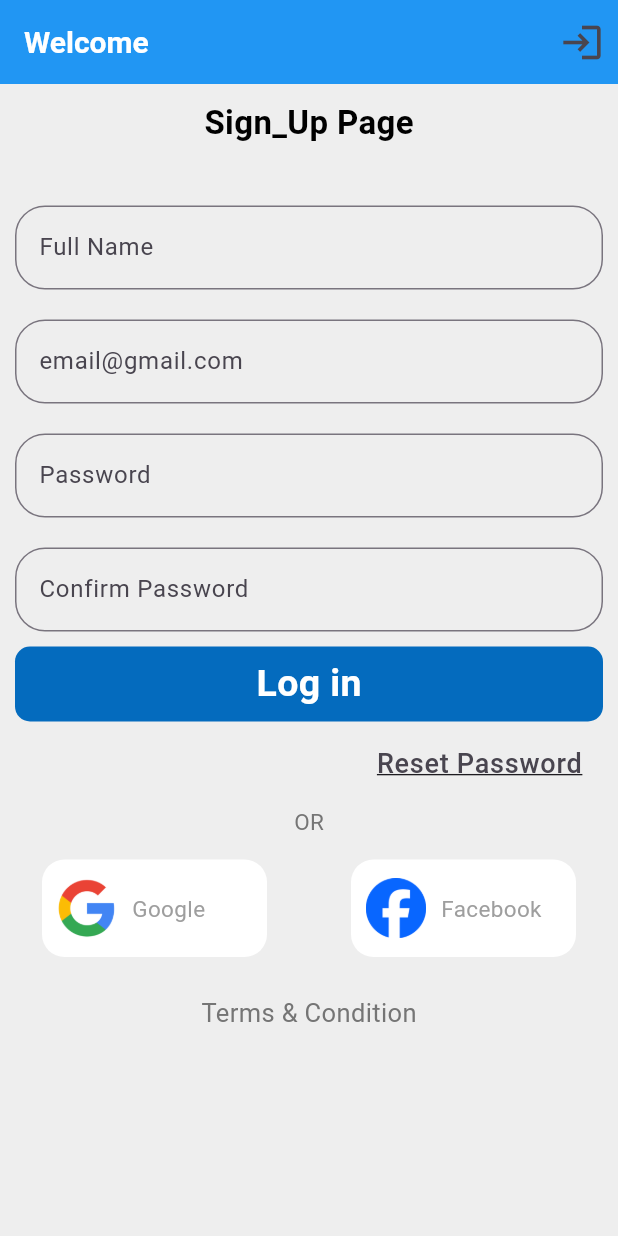
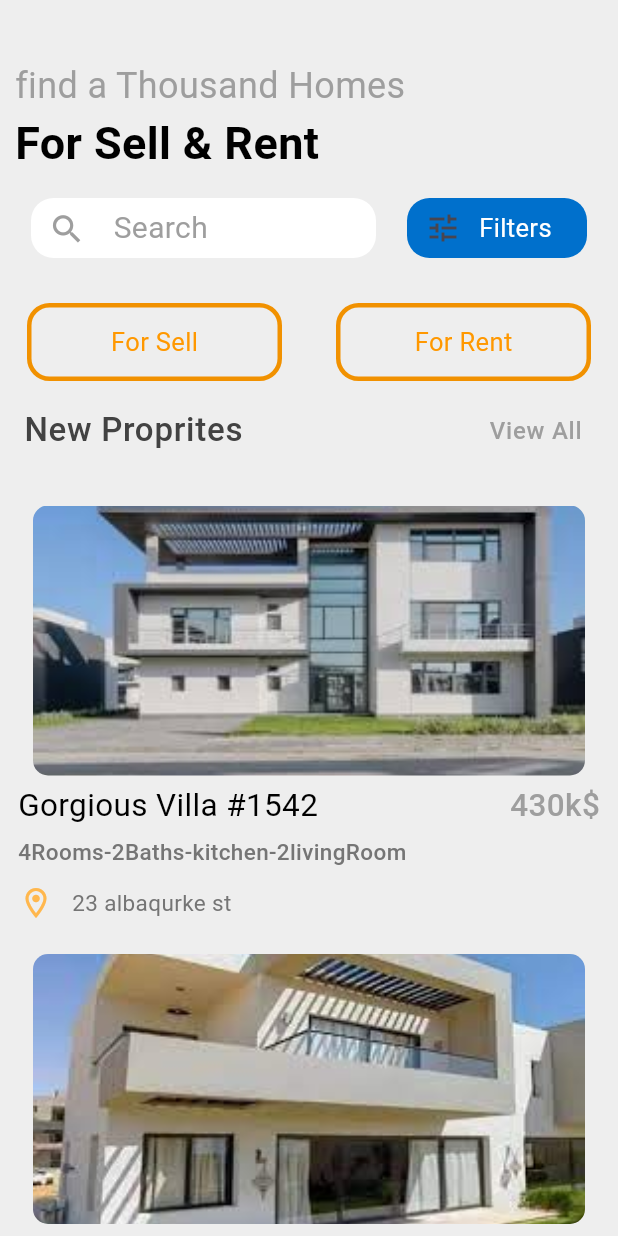
Before and after one commit to MohamedMaherTawfik/real_estate, a Flutter app: the screen it shows after launch, after a tap on "Log in", on a phone screen of 412 x 824 dp. Run offline on Flutter 3.47's test engine with Material 3 defaults, Android fonts, the phone set to English and light mode, and no system bars.

Commit message:
add homepage

```diff
--- /dev/null
+++ b/lib/Homepage.dart
@@ -0,0 +1,245 @@
+import 'package:flutter/material.dart';
+import 'package:flutter/widgets.dart';
+
+class HomePage extends StatefulWidget {
+  const HomePage({super.key});
+
+  @override
+  State<HomePage> createState() => _HomePageState();
+}
+
+List usernames=[
+  'Ahmed','Abdallah','Ali',
+  'Mariam','Marwa','Mahmoud','Mohamed',
+  'Zeyad','Zakaria',
+  'Basel','Basma',
+  'Carolina','Carlos'
+  'Karma','Kareem','Kamel',
+  'Gamal','Gana','Gehan'
+  'Rawan','Ramy',
+  'Dina','Dembele',
+  'Walaa','Waleed',
+];
+
+List? filterusernames;
+
+
+List Houses=[
+  {'image':'images/forsale.jpeg','name':'Gorgious Villa #1542','price':'430k\$','description':'4Rooms-2Baths-kitchen-2livingRoom','adrress':'23 albaqurke st'},
+  {'image':'images/forsale2.jpeg','name':'big sale villa #1278','price':'380k\$','description':'4Rooms-2Baths-kitchen-huge livingRoom','adrress':'45 saint monika '},
+  {'image':'images/forsale3.jpeg','name':'amazing opportunity villa #579','price':'400k\$','description':'4Rooms-2Baths-kitchen-2livingRoom','adrress':'77 california'},
+  {'image':'images/forsale4.jpeg','name':'Huge Villa #1798','price':'550\$','description':'5Rooms-2Baths-2kitchen-2livingRoom','adrress':'7 negro lane minisota'},
+];
+
+class _HomePageState extends State<HomePage> {
+  @override
+  Widget build(BuildContext context) {
+    return MaterialApp(
+      debugShowCheckedModeBanner: false,
+      home: Scaffold(
+        body: Container(
+          color: Colors.grey.shade200,
+          child: ListView(
+            children: [
+              Container(height: 40,),
+              Container(
+                margin: EdgeInsets.only(left: 10),
+                child: Text("find a Thousand Homes",style: TextStyle(fontSize: 24,color: Colors.grey.shade500),),
+                ),
+                Container(
+                margin: EdgeInsets.only(left: 10),
+                child: Text("For Sell & Rent",style: TextStyle(fontSize: 30,color: Colors.black,fontWeight: FontWeight.bold),),
+                ),
+                Container(height: 15,),
+                Container(
+                  child: Row(
+                    mainAxisAlignment: MainAxisAlignment.spaceEvenly,
+                    children: [
+                      InkWell(
+                        onTap: () {
+                            showSearch(context: context, delegate: CustomSearch());
+                        },
+                        child: Container(
+                          decoration: BoxDecoration(color: Colors.white,borderRadius: BorderRadius.circular(15)),
+                        width: 230,
+                        height: 40,
+                        child: Row(
+                          children: [
+                            Builder(
+                              builder: (context) {
+                                return Row(
+                                  children: [
+                                    IconButton(onPressed: (){}, icon: Icon(Icons.search,size: 25,color: Colors.grey,)),
+                                      Container(
+                                        margin: EdgeInsets.only(left: 7),
+                                        child:Text('Search',style: TextStyle(fontSize: 20,color: Colors.grey),) ,
+                                      ),
+                                  ],
+                                );
+                              }
+                            ),
+                          ],
+                        ),
+                        ),
+                      ),
+                       InkWell(
+                        onTap: () {},
+                         child: Container(
+                          decoration: BoxDecoration(color: Color.fromARGB(255, 0, 112, 204),borderRadius: BorderRadius.circular(15)),
+                                      width: 120,
+                                      height: 40,
+                                      child: Row(
+                          children: [
+                            IconButton(onPressed: (){}, icon: Icon(Icons.tune)),
+                            Container(child: Text('Filters',style: TextStyle(fontSize: 17,fontWeight: FontWeight.w400,color: Colors.white),),),
+                          ],
+                          ),
+                         ),
+                       ),
+                    ],
+                  ),
+                ),
+                 Container(height: 30 ,),
+                       Container(
+                        child: Row(
+                          mainAxisAlignment: MainAxisAlignment.spaceAround,
+                          children: [
+                            Container(
+                              width: 170,
+                              height: 52,
+                              decoration:BoxDecoration(border: Border.all(color: Color.fromARGB(255, 241, 145, 0),width: 3),borderRadius: BorderRadius.circular(15)),
+                              child: Center(child: Text('For Sell',style: TextStyle(fontSize: 17,color: Colors.orange),),),
+                            ),
+                            Container(
+                              width: 170,
+                              height: 52,
+                              decoration:BoxDecoration(border: Border.all(color: Color.fromARGB(255, 241, 145, 0),width: 3),borderRadius: BorderRadius.circular(15)),
+                              child: Center(child: Text('For Rent',style: TextStyle(fontSize: 17,color: Colors.orange),),),
+                            ),
+                          ],
+                        ),
+                       ),
+                       Container(height: 5,),
+                       Container(
+                        child: ListTile(
+                          leading: Text('New Proprites',style: TextStyle(fontSize: 22,color: Colors.grey.shade800),),
+                          trailing: Text('View All',style: TextStyle(fontSize: 16,color: Colors.grey),),
+                        ),
+                       ),
+                       Container(height: 12,),
+                     Container(
+              height: 5000,
+              width: 55,
+              child: ListView.builder(
+                  scrollDirection: Axis.vertical,
+                  itemCount: Houses.length,
+                  itemBuilder: (context, index) {
+                    return Column(
+                      children: [
+                        Container(
+                          margin: EdgeInsets.only(top:10,left: 12,right: 12),
+                          height: 180,
+                          width: 368,
+                          child: ClipRRect(
+                            borderRadius: BorderRadius.circular(10),
+                            child: Image.asset(Houses[index]['image'], fit: BoxFit.cover,),
+                          ),
+                        ),
+                        Container(
+                          margin: EdgeInsets.symmetric(horizontal: 12,vertical: 5),
+                          child: Row(
+                            mainAxisAlignment: MainAxisAlignment.spaceBetween,
+                            children: [
+                              Text(Houses[index]['name'], style: TextStyle(fontSize: 21, fontWeight: FontWeight.w400, color: Colors.black),),
+                              Text(Houses[index]['price'], style: TextStyle(fontSize: 21, fontWeight: FontWeight.w500, color: Colors.grey),),
+                            ],
+                          ),
+                        ),
+                        Row(
+                          children: [
+                            Container(
+                              margin: EdgeInsets.symmetric(horizontal: 12,vertical: 0),
+                              child: Text(Houses[index]['description'],style: TextStyle(fontSize: 15, fontWeight: FontWeight.w500, color: Colors.grey.shade600),),
+                            ),
+                          ],
+                        ),
+                        Row(
+                              children: [
+                                IconButton(onPressed: (){}, icon: Icon(Icons.location_on_outlined,color: Colors.orange.shade300,)),
+                                Container(
+                                  child:Text(Houses[index]['adrress'],style: TextStyle(fontSize: 15,color: Colors.grey.shade600),) ,
+                                ),
+                              ],
+                            )
+                      ],
+                    );
+                  }
+              ),
+            ),
+            ],
+          ),
+        ),
+      ),
+    );
+  }
+}
+
+
+class CustomSearch extends SearchDelegate{
+  @override
+  List<Widget>? buildActions(BuildContext context) {
+    return[ IconButton(onPressed: (){
+      query="";
+    }, icon: Icon(Icons.close))];
+  }
+
+  @override
+  Widget? buildLeading(BuildContext context) {
+    return IconButton(onPressed: (){
+      close(context, null);
+    }, icon: Icon(Icons.arrow_back));
+  }
+
+  @override
+  Widget buildResults(BuildContext context) {
+    return Text("result $query");
+  }
+
+  @override
+  Widget buildSuggestions(BuildContext context) {
+  if (query == ""){
+    return ListView.builder(
+      itemCount: usernames.length,
+      itemBuilder: (context,index){
+        return InkWell(
+          onTap: () {
+            showResults(context);
+          },
+          child: Card(
+            child: Padding(padding: const EdgeInsets.all(17),
+              child: Text(usernames[index],style: TextStyle(fontSize: 17,color: Colors.black),),
+            ),
+          ),
+        );
+      });
+  }
+  else{
+    filterusernames=usernames.where((element) => element.contains(query)).toList();
+    return ListView.builder(
+      itemCount: filterusernames!.length,
+      itemBuilder: (context,index){
+        return InkWell(
+          onTap: () {
+            showResults(context);
+          },
+          child: Card(
+            child: Padding(padding: const EdgeInsets.all(17),
+              child: Text(filterusernames![index],style: TextStyle(fontSize: 17,color: Colors.black),),
+            ),
+          ),
+        );
+      });
+  }
+  }
+
+}
--- a/lib/login.dart
+++ b/lib/login.dart
@@ -1,4 +1,5 @@
 import 'package:flutter/material.dart';
+import 'package:real_estate/Homepage.dart';
 import 'package:real_estate/sign_up.dart';
 
 class Login extends StatefulWidget {
@@ -16,12 +17,13 @@ class _LoginState extends State<Login> {
       home: Scaffold(
         appBar: AppBar(
           backgroundColor: Colors.blue,
-          title: Text('Welcome back',style: TextStyle(fontSize: 20,fontWeight: FontWeight.bold,color: Colors.white),),
+          title: Text('Welcome back',style: TextStyle(fontSize: 25,fontWeight: FontWeight.bold,color: Colors.white),),
           actions: [
             IconButton(onPressed: (){}, icon: Icon(Icons.sentiment_satisfied))
           ],
         ),
         body: Container(
+          color: Colors.grey.shade200,
           margin: EdgeInsets.symmetric(horizontal: 5),
           child: ListView(
             children: [
@@ -74,7 +76,9 @@ class _LoginState extends State<Login> {
                   ),
                 ),
                 InkWell(
-                  onTap: () {},
+                  onTap: () {
+                    Navigator.push(context, MaterialPageRoute(builder: (context)=>HomePage()));
+                  },
                   child: Container(
                     decoration: BoxDecoration(color:Colors.blue,borderRadius: BorderRadius.circular(10)),
                     height: 50,
--- a/lib/sign_up.dart
+++ b/lib/sign_up.dart
@@ -1,5 +1,5 @@
 import 'package:flutter/material.dart';
-import 'package:flutter/rendering.dart';
+import 'package:real_estate/Homepage.dart';
 import 'package:real_estate/login.dart';
 
 class SignUp extends StatefulWidget {
@@ -17,11 +17,11 @@ class _SignUpState extends State<SignUp> {
       home: Scaffold(
         appBar: AppBar(
           backgroundColor: Colors.blue,
-          title: Text('Welcome',style: TextStyle(fontSize: 20,fontWeight: FontWeight.bold,color: Colors.white),),
+          title: Text('Welcome',style: TextStyle(fontSize: 25,fontWeight: FontWeight.bold,color: Colors.white),),
           actions: [
             IconButton(onPressed: (){
               Navigator.push(context, MaterialPageRoute(builder: (context)=>Login()));
-            }, icon: Icon(Icons.login_outlined,size: 30,))
+            }, icon: Icon(Icons.login_outlined,size: 30,color: Colors.white,))
           ],
         ),
         body: Container(
@@ -85,7 +85,9 @@ class _SignUpState extends State<SignUp> {
               Container(
                 margin: EdgeInsets.symmetric(horizontal: 10),
                 child:InkWell(
-                    onTap: () {},
+                    onTap: () {
+                      Navigator.push(context, MaterialPageRoute(builder: (context)=>HomePage()));
+                    },
                     child: Container(
                       decoration: BoxDecoration(color:Color.fromARGB(255, 4, 107, 190),borderRadius: BorderRadius.circular(10)),
                       height: 50,
```
Also changed, not shown: images/forsale.jpeg (added), images/forsale2.jpeg (added), images/forsale3.jpeg (added), images/forsale4.jpeg (added).
